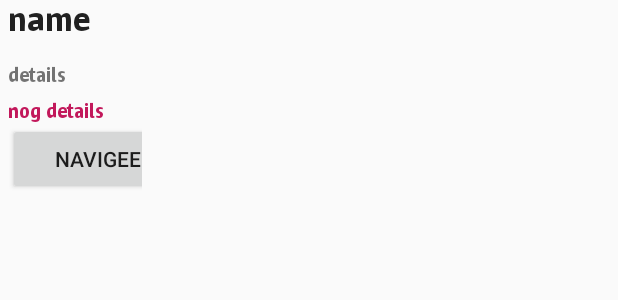
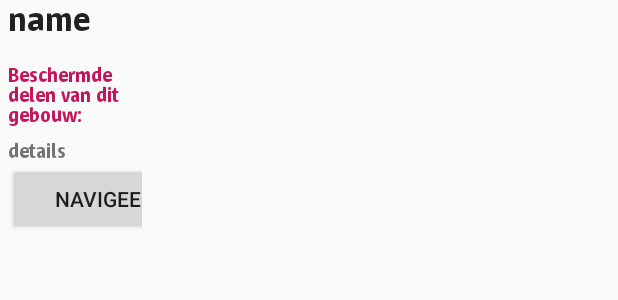
Before and after one commit to BrianVanBogaert/ExploreAntwerp, an Android app: the layout boxje.xml on its own in the app's theme, with its tools: preview values and no code run, on a phone screen of 412 x 824 dp. Shown: the top 300 px of the screen. Run offline under Robolectric (Android 15) with nearby library versions, the phone set to English and light mode, and no system bars; network calls fail.

```diff
--- a/Testje/app/src/main/java/com/example/brian/mapje/CustomInfoWindowGoogleMap.java
+++ b/Testje/app/src/main/java/com/example/brian/mapje/CustomInfoWindowGoogleMap.java
@@ -40,9 +40,7 @@ public class CustomInfoWindowGoogleMap implements GoogleMap.InfoWindowAdapter
 
         InfoWindowData infoWindowData = (InfoWindowData) marker.getTag();
 
-
-//            details_tv.setText(infoWindowData.getBeschrijving());
-
+           details_tv.setText(infoWindowData.getBeschrijving());
 
 //        int imageId = context.getResources().getIdentifier(infoWindowData.getImage().toLowerCase(),
   //              "drawable", context.getPackageName());
--- a/Testje/app/src/main/java/com/example/brian/mapje/LoadActivity.java
+++ b/Testje/app/src/main/java/com/example/brian/mapje/LoadActivity.java
@@ -116,7 +116,7 @@ public class LoadActivity extends AppCompatActivity
                                 JSONObject attributeObject = feature.getJSONObject("attributes"); //in features steken atrributes (zie jsonviewer.stack.hu)
                                 String Naam = attributeObject.getString("Naam"); //met elks hun naam (zie jsonviewer.stack.hu)
                                 Double Oppervlakte = attributeObject.getDouble("shape_Area");
-                                if( Oppervlakte > 5000 && !Naam.matches("huis")) //ik wil de grootste monumenten en geen huizen
+                                if( Oppervlakte > 4000 && !Naam.matches("huis")) //ik wil de grootste monumenten en geen huizen
                                 {
 
                                     Log.i("Het monument", Naam);
@@ -137,7 +137,6 @@ public class LoadActivity extends AppCompatActivity
                                     object.setLongitude(Long);
                                     object.setLatitude(Lat);
                                     monumenten.add(object);
-
                                    // Log.i("Hey object",monumenten.get(i).getNaam());
                                 }
                             }
--- a/Testje/app/src/main/res/layout/boxje.xml
+++ b/Testje/app/src/main/res/layout/boxje.xml
@@ -23,6 +23,16 @@
         android:layout_height="wrap_content"
         android:layout_marginTop="8dp"
         />
+
+    <TextView
+        android:id="@+id/hotels"
+        android:layout_width="wrap_content"
+        android:layout_height="wrap_content"
+        android:layout_marginTop="8dp"
+        android:fontFamily="@font/customfont"
+        android:text="Beschermde delen van dit gebouw:"
+        android:textColor="#c2185b" />
+
     <TextView
         android:id="@+id/details"
         android:fontFamily="@font/customfont"
@@ -32,15 +42,6 @@
         android:singleLine="false"
         android:layout_marginTop="8dp"
     />
-    <TextView
-        android:id="@+id/hotels"
-        android:fontFamily="@font/customfont"
-        android:layout_width="wrap_content"
-        android:layout_height="wrap_content"
-        android:text="nog details"
-        android:layout_marginTop="8dp"
-        android:textColor="#c2185b"
-     />
 
     <Button
         android:id="@+id/NavigatieButton"
```
Also changed, not shown: Testje/app/src/main/java/com/example/brian/mapje/MapsActivity.java (+31 -46 lines).
